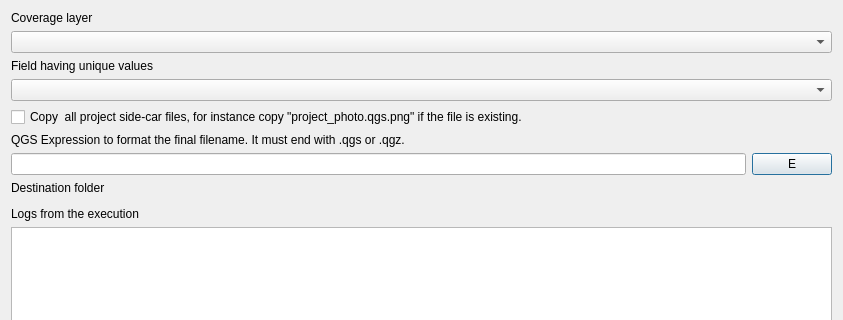
First picture: the form in dynamic_layers/resources/ui/generate_projects.ui, repository 3liz/QgisDynamicLayersPlugin, before the edit; both pictures show x 0 to 843 and y 0 to 320 of the 843 by 696 pixel window.
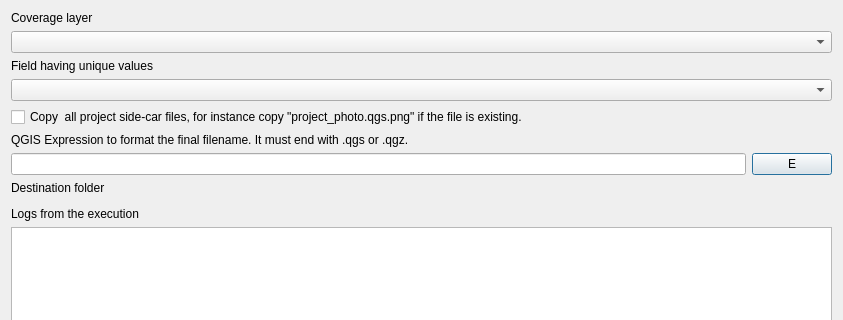
Second picture: the form after the edit. Custom widgets are drawn as their Qt base class.

```diff
--- a/dynamic_layers/resources/ui/generate_projects.ui
+++ b/dynamic_layers/resources/ui/generate_projects.ui
@@ -44,7 +44,7 @@
    <item>
     <widget class="QLabel" name="label_3">
      <property name="text">
-      <string>QGS Expression to format the final filename. It must end with .qgs or .qgz.</string>
+      <string>QGIS Expression to format the final filename. It must end with .qgs or .qgz.</string>
      </property>
     </widget>
    </item>
```
